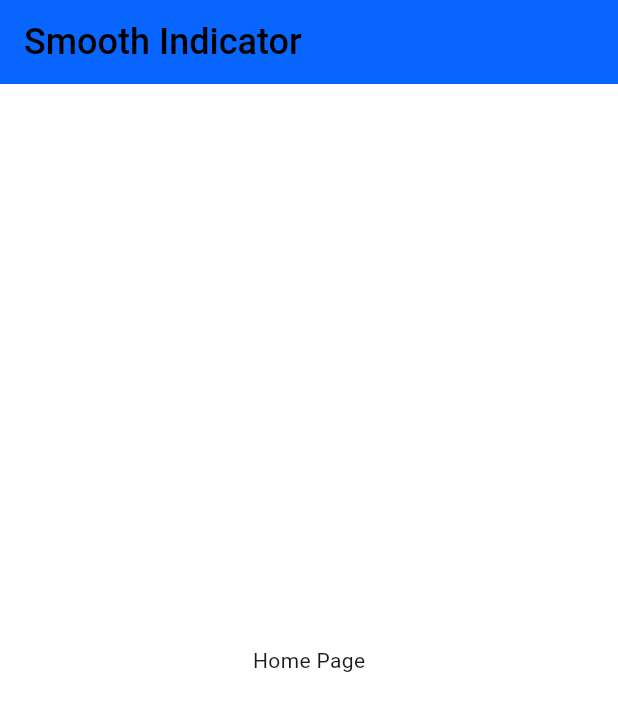
After one commit to hashimsaffarini/Smooth_Indicator, a Flutter app: the HomePage screen opened directly, on a phone screen of 412 x 824 dp. The commit adds this screen. Shown: the top 711 px of the screen. Run offline on Flutter 3.47's test engine with Material 3 defaults, Android fonts, the light colour scheme and no system bars; our stand-ins replace flutter_svg, smooth_page_indicator.

Commit message:
Add home page and update page indicator count

```diff
--- /dev/null
+++ b/lib/pages/home_page.dart
@@ -0,0 +1,26 @@
+import 'package:flutter/material.dart';
+import 'package:smooth_indicator/core/theming/styles.dart';
+import 'package:smooth_indicator/core/utils/app_colors.dart';
+
+class HomePage extends StatelessWidget {
+  const HomePage({super.key});
+
+  @override
+  Widget build(BuildContext context) {
+    return Scaffold(
+      appBar: AppBar(
+        backgroundColor: AppColors.primaryColor,
+        title: Text(
+          'Smooth Indicator',
+          style: TextStyles.font24BlackRegular.copyWith(
+            fontWeight: FontWeight.w500,
+          ),
+        ),
+      ),
+      backgroundColor: Colors.white,
+      body: const Center(
+        child: Text('Home Page'),
+      ),
+    );
+  }
+}
--- a/lib/widgets/on_boarding_page_view_body.dart
+++ b/lib/widgets/on_boarding_page_view_body.dart
@@ -43,6 +43,7 @@ class _OnBoardingPageViewBodyState extends State<OnBoardingPageViewBody> {
         PageIndicatorAndButton(
           currentPage: currentPage,
           pageController: pageController,
+          totalPages: 2,
         ),
         const SizedBox(height: 40),
       ],
```
Also changed, not shown: lib/widgets/page_indicator_and_button.dart (+15 -7 lines).
